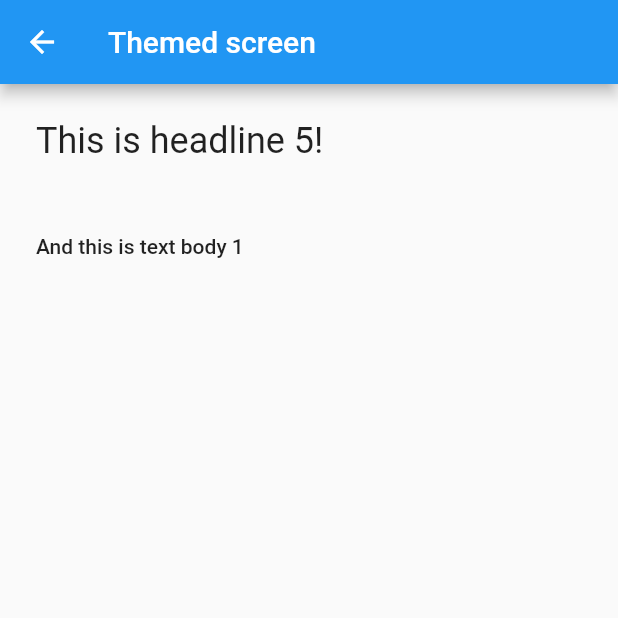
After one commit to Dropsource/monarch_samples, a Flutter app: the ThemedScreen screen opened directly, on a phone screen of 412 x 824 dp, the top half of it. The commit adds this screen. Run offline on Flutter 3.47's test engine with Material 2 defaults, Android fonts, the phone set to English and light mode, and no system bars; our stand-ins replace bloc, equatable, flutter_bloc; missing offline and left inert: monarch_annotations, pedantic.

Commit message:
added themes to example

```diff
--- /dev/null
+++ b/lib/themes/themed_screen.dart
@@ -0,0 +1,45 @@
+import 'package:flutter/cupertino.dart';
+import 'package:flutter/material.dart';
+
+import '../platform_utils.dart';
+
+class ThemedScreen extends StatelessWidget {
+  static String tag = 'themed-screen';
+
+  static Route route(BuildContext context) => platformRoute(
+        context,
+        builder: (_) => ThemedScreen(),
+        settings: RouteSettings(name: tag),
+      );
+
+  @override
+  Widget build(BuildContext context) {
+    return Scaffold(
+        appBar: AppBar(
+          title: Text(
+            'Themed screen',
+          ),
+        ),
+        body: Container(
+          padding: EdgeInsets.all(16),
+          child: Column(
+            mainAxisSize: MainAxisSize.min,
+            crossAxisAlignment: CrossAxisAlignment.start,
+            children: [
+              Text('This is headline 5!',
+                  style: Theme.of(context).textTheme.headline5),
+              SizedBox(
+                height: 16,
+              ),
+              Text('And this is text body 1',
+                  style: Theme.of(context).textTheme.bodyText1),
+            ]
+                .map((widget) => Padding(
+                      padding: EdgeInsets.all(8),
+                      child: widget,
+                    ))
+                .toList(),
+          ),
+        ));
+  }
+}
```
Also changed, not shown: lib/content_list/content_list_screen.dart (+12 -2 lines), lib/default_theme.dart (+103 -9 lines), pubspec.yaml (+31 -0 lines), stories/themed_screen_stories.dart (added, +4 -0 lines), assets/google_fonts/OpenSans-Bold.ttf (added), assets/google_fonts/OpenSans-BoldItalic.ttf (added), assets/google_fonts/OpenSans-ExtraBold.ttf (added), assets/google_fonts/OpenSans-ExtraBoldItalic.ttf (added), assets/google_fonts/OpenSans-Light.ttf (added), assets/google_fonts/OpenSans-LightItalic.ttf (added), assets/google_fonts/OpenSans-Regular.ttf (added), assets/google_fonts/OpenSans-RegularItalic.ttf (added), assets/google_fonts/OpenSans-SemiBold.ttf (added), assets/google_fonts/OpenSans-SemiBoldItalic.ttf (added).
